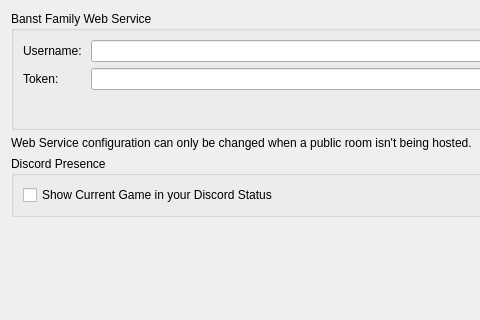
Qt form src/lichii/configuration/configure_web.ui (Banstowi/-glantine--emu-Switch2) before a commit; both pictures show x 0 to 480 and y 0 to 320 of the 926 by 561 pixel window.
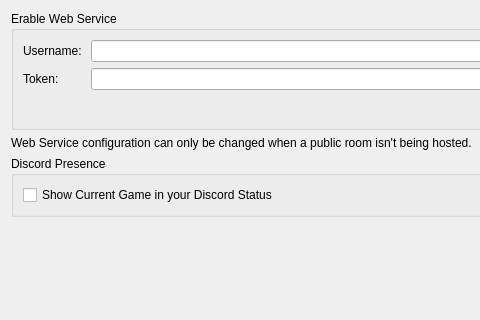
The same form after that commit.

Commit message: Rename Banst Family to Erable

Patch:
```diff
--- a/src/lichii/configuration/configure_web.ui
+++ b/src/lichii/configuration/configure_web.ui
@@ -22,7 +22,7 @@
      <item>
       <widget class="QGroupBox" name="groupBoxWebConfig">
        <property name="title">
-        <string>Banst Family Web Service</string>
+        <string>Erable Web Service</string>
        </property>
        <layout class="QVBoxLayout" name="verticalLayoutLichiiWebService">
         <item>
```
The commit also changes 74 other files.
